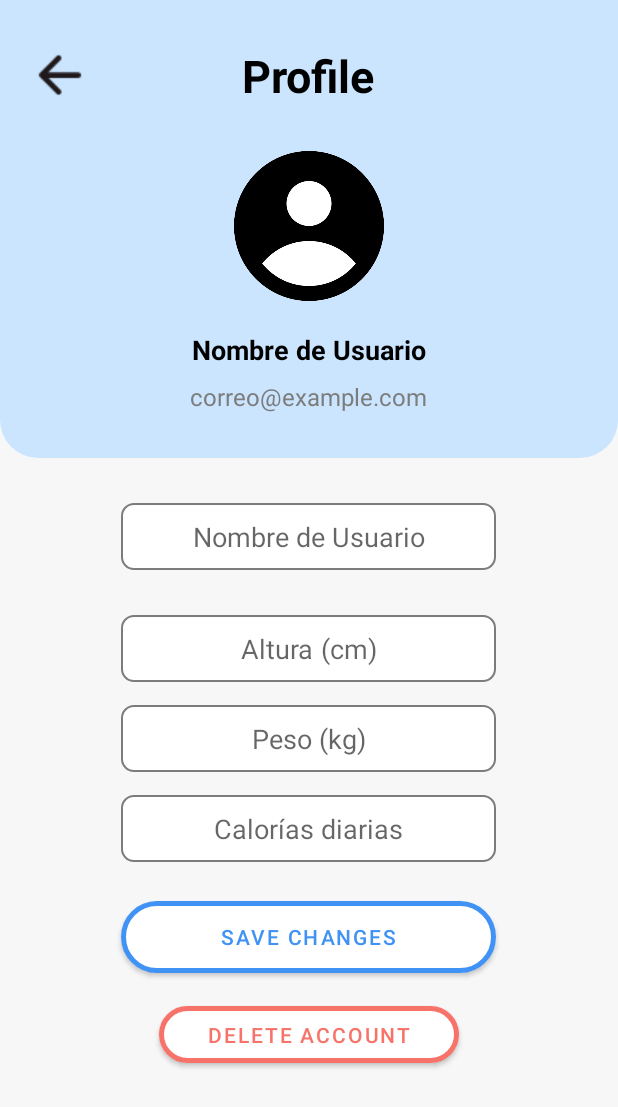
After one commit to Jorge5115/GearFit-Android, an Android app: the SettingsActivity screen opened directly, with no data from a screen before it, on a phone screen of 412 x 824 dp. The commit adds this screen. Shown: the top 1107 px of the screen. Run offline under Robolectric (Android 15) with nearby library versions, the phone set to English and light mode, and no system bars.

Commit message:
Ventana Ajustes

```diff
--- a/app/src/main/AndroidManifest.xml
+++ b/app/src/main/AndroidManifest.xml
@@ -26,6 +26,8 @@
 
         <activity android:name=".RegisterActivity" />
         <activity android:name=".MainActivity" />
+        <activity android:name=".SettingsActivity" />
+
 
     </application>
 
--- a/app/src/main/java/com/example/gearfit_android/RegisterActivity.java
+++ b/app/src/main/java/com/example/gearfit_android/RegisterActivity.java
@@ -45,7 +45,7 @@ public class RegisterActivity extends AppCompatActivity {
                 if (userName.isEmpty() || userEmail.isEmpty() || userPassword.isEmpty()) {
                     Toast.makeText(RegisterActivity.this, "Por favor, completa todos los campos", Toast.LENGTH_SHORT).show();
                 } else {
-                    User newUser = new User(0, userName, userEmail, userPassword);
+                    User newUser = new User(0, userName, userEmail, userPassword, 0, 0, 0);
                     boolean isInserted = dbHelper.addUser(newUser);
 
                     if (isInserted) {
--- /dev/null
+++ b/app/src/main/java/com/example/gearfit_android/SettingsActivity.java
@@ -0,0 +1,57 @@
+package com.example.gearfit_android;
+
+import android.annotation.SuppressLint;
+import android.graphics.Color;
+import android.os.Bundle;
+import android.widget.EditText;
+import android.widget.TextView;
+import android.widget.Toast;
+
+import androidx.appcompat.app.AppCompatActivity;
+
+public class SettingsActivity extends AppCompatActivity {
+
+
+    private int userId;
+
+    private DatabaseHelper dbHelper;
+
+    private TextView usernameTextView;
+    private TextView emailTextView;
+
+    @Override
+    protected void onCreate(Bundle savedInstanceState) {
+        super.onCreate(savedInstanceState);
+        setContentView(R.layout.activity_settings);
+        setupUI();
+
+        // Puedes recibir el userId si es necesario
+        int userId = getIntent().getIntExtra("userId", -1);
+
+        // Inicializar los componentes
+        usernameTextView = findViewById(R.id.usernameTextView);
+        emailTextView = findViewById(R.id.emailTextView);
+
+        // Inicializar DatabaseHelper
+        dbHelper = new DatabaseHelper(this);
+
+        // Cargar los datos del usuario
+        loadUserData(userId);
+    }
+
+    private void loadUserData(int userId) {
+        User user = dbHelper.getUserById(userId); // Obtener el usuario por ID
+        if (user != null) {
+            // Establecer los datos en los EditText
+            usernameTextView.setText(user.getUsername());
+            emailTextView.setText(user.getEmail());
+        } else {
+            Toast.makeText(this, "No se encontró el usuario", Toast.LENGTH_SHORT).show();
+        }
+    }
+
+    private void setupUI() {
+        getWindow().setStatusBarColor(Color.parseColor("#CBE5FF"));
+        getSupportActionBar().hide();
+    }
+}
--- a/app/src/main/res/drawable/card_background.xml
+++ b/app/src/main/res/drawable/card_background.xml
@@ -1,5 +1,6 @@
 <shape xmlns:android="http://schemas.android.com/apk/res/android">
     <corners android:radius="25dp" />
-    <solid android:color="@android:color/white" />
+    <stroke android:width="3dp" android:color="@color/black" />
+    <solid android:color="@android:color/transparent" />
     <elevation android:elevation="4dp" />
 </shape>
--- /dev/null
+++ b/app/src/main/res/drawable/rectangular_settings_text.xml
@@ -0,0 +1,8 @@
+<?xml version="1.0" encoding="utf-8"?>
+<shape xmlns:android="http://schemas.android.com/apk/res/android">
+    <solid android:color="@color/white" /> <!-- Color de fondo -->
+    <corners android:radius="8dp" /> <!-- Bordes redondeados -->
+    <stroke
+        android:width="1dp"
+        android:color="@color/grey" /> <!-- Color y grosor del borde -->
+</shape>
--- a/app/src/main/res/drawable/rounded_background.xml
+++ /dev/null
@@ -1,4 +0,0 @@
-<shape xmlns:android="http://schemas.android.com/apk/res/android">
-    <corners android:radius="16dp" />
-    <solid android:color="#F5F5F5" />
-</shape>
--- a/app/src/main/res/drawable/rounded_icon.xml
+++ b/app/src/main/res/drawable/rounded_icon.xml
@@ -2,5 +2,4 @@
 <shape xmlns:android="http://schemas.android.com/apk/res/android">
     <corners android:radius="100dp" /> <!-- Radio de las esquinas -->
     <solid android:color="#FFFFFF" />
-
 </shape>
--- /dev/null
+++ b/app/src/main/res/drawable/settings_background.xml
@@ -0,0 +1,7 @@
+<?xml version="1.0" encoding="utf-8"?>
+<shape xmlns:android="http://schemas.android.com/apk/res/android">
+    <solid android:color="#CBE5FF" />
+    <corners
+        android:bottomRightRadius="25dp"
+        android:bottomLeftRadius="25dp" />
+</shape>
--- a/app/src/main/res/layout/activity_login.xml
+++ b/app/src/main/res/layout/activity_login.xml
@@ -3,7 +3,7 @@
     xmlns:app="http://schemas.android.com/apk/res-auto"
     android:layout_width="match_parent"
     android:layout_height="match_parent"
-    android:background="#FFFFFF">
+    android:background="@color/light_grey">
 
     <!-- Header Section -->
     <TextView
--- /dev/null
+++ b/app/src/main/res/layout/activity_nutrition.xml
@@ -0,0 +1,6 @@
+<?xml version="1.0" encoding="utf-8"?>
+<androidx.constraintlayout.widget.ConstraintLayout xmlns:android="http://schemas.android.com/apk/res/android"
+             android:layout_width="match_parent"
+             android:layout_height="match_parent">
+
+</androidx.constraintlayout.widget.ConstraintLayout>
--- a/app/src/main/res/layout/activity_register.xml
+++ b/app/src/main/res/layout/activity_register.xml
@@ -3,7 +3,7 @@
     xmlns:app="http://schemas.android.com/apk/res-auto"
     android:layout_width="match_parent"
     android:layout_height="match_parent"
-    android:background="#FFFFFF">
+    android:background="@color/light_grey">
 
     <!-- Header Section -->
     <TextView
--- /dev/null
+++ b/app/src/main/res/layout/activity_settings.xml
@@ -0,0 +1,181 @@
+<RelativeLayout xmlns:android="http://schemas.android.com/apk/res/android"
+    xmlns:app="http://schemas.android.com/apk/res-auto"
+    android:layout_width="match_parent"
+    android:layout_height="match_parent"
+    android:background="@color/light_grey">
+
+    <!-- Contenedor con fondo azul -->
+    <RelativeLayout
+        android:id="@+id/topBackgroundLayout"
+        android:layout_width="match_parent"
+        android:layout_height="wrap_content"
+        android:background="@drawable/settings_background"
+        android:paddingTop="30dp"
+        android:paddingBottom="30dp">
+
+        <!-- Contenedor para la flecha y el título -->
+        <RelativeLayout
+            android:id="@+id/headerLayout"
+            android:layout_width="match_parent"
+            android:layout_height="wrap_content"
+            android:paddingStart="20dp"
+            android:paddingEnd="20dp">
+
+            <!-- Botón de volver atrás -->
+            <ImageView
+                android:id="@+id/backButton"
+                android:layout_width="40dp"
+                android:layout_height="40dp"
+                android:contentDescription="Volver atrás"
+                android:src="@drawable/icon_back_arrow" />
+
+            <!-- Título "Ajustes" -->
+            <TextView
+                android:id="@+id/titleTextView"
+                android:layout_width="wrap_content"
+                android:layout_height="wrap_content"
+                android:layout_centerInParent="true"
+                android:text="Profile"
+                android:textColor="@color/black"
+                android:textSize="30sp"
+                android:textStyle="bold" />
+        </RelativeLayout>
+
+        <!-- Icono de usuario -->
+        <ImageView
+            android:id="@+id/userIcon"
+            android:layout_width="100dp"
+            android:layout_height="100dp"
+            android:layout_below="@id/headerLayout"
+            android:layout_centerHorizontal="true"
+            android:layout_marginTop="30dp"
+            android:background="@drawable/rounded_icon"
+            android:contentDescription="Icono de usuario"
+            android:src="@drawable/icon_person" />
+
+        <!-- Nombre de usuario -->
+        <TextView
+            android:id="@+id/usernameTextView"
+            android:layout_width="wrap_content"
+            android:layout_height="wrap_content"
+            android:layout_below="@id/userIcon"
+            android:layout_centerHorizontal="true"
+            android:layout_marginTop="20dp"
+            android:text="Nombre de Usuario"
+            android:textColor="@color/black"
+            android:textSize="18sp"
+            android:textStyle="bold" />
+
+        <!-- Correo electrónico -->
+        <TextView
+            android:id="@+id/emailTextView"
+            android:layout_width="wrap_content"
+            android:layout_height="wrap_content"
+            android:layout_below="@id/usernameTextView"
+            android:layout_centerHorizontal="true"
+            android:layout_marginTop="8dp"
+            android:text="correo@example.com"
+            android:textColor="@color/grey"
+            android:textSize="16sp" />
+    </RelativeLayout>
+
+    <ScrollView
+        android:layout_width="match_parent"
+        android:layout_height="match_parent"
+        android:layout_below="@id/topBackgroundLayout"
+        android:fillViewport="true"
+        android:scrollbars="none">
+
+        <RelativeLayout
+            android:id="@+id/downBackgroundLayout"
+            android:layout_width="match_parent"
+            android:layout_height="wrap_content"
+            android:layout_marginLeft="50dp"
+            android:layout_marginRight="50dp">
+
+            <!-- Campo para cambiar el nombre de usuario -->
+            <EditText
+                android:id="@+id/editUsername"
+                android:layout_width="250dp"
+                android:layout_height="wrap_content"
+                android:layout_centerHorizontal="true"
+                android:layout_marginTop="30dp"
+                android:background="@drawable/rectangular_settings_text"
+                android:hint="Nombre de Usuario"
+                android:padding="10dp"
+                android:textAlignment="center" />
+
+            <!-- Campo para cambiar la altura -->
+            <EditText
+                android:id="@+id/editHeight"
+                android:layout_width="250dp"
+                android:layout_height="wrap_content"
+                android:layout_below="@id/editUsername"
+                android:layout_centerHorizontal="true"
+                android:layout_marginTop="30dp"
+                android:background="@drawable/rectangular_settings_text"
+                android:hint="Altura (cm)"
+                android:inputType="numberDecimal"
+                android:padding="10dp"
+                android:textAlignment="center" />
+
+            <!-- Campo para cambiar el peso -->
+            <EditText
+                android:id="@+id/editWeight"
+                android:layout_width="250dp"
+                android:layout_height="wrap_content"
+                android:layout_below="@id/editHeight"
+                android:layout_centerHorizontal="true"
+                android:layout_marginTop="15dp"
+                android:background="@drawable/rectangular_settings_text"
+                android:hint="Peso (kg)"
+                android:inputType="numberDecimal"
+                android:padding="10dp"
+                android:textAlignment="center" />
+
+            <!-- Campo para cambiar el objetivo de calorías -->
+            <EditText
+                android:id="@+id/editKcalObjective"
+                android:layout_width="250dp"
+                android:layout_height="wrap_content"
+                android:layout_below="@id/editWeight"
+                android:layout_centerHorizontal="true"
+                android:layout_marginTop="15dp"
+                android:background="@drawable/rectangular_settings_text"
+                android:hint="Calorías diarias"
+                android:inputType="number"
+                android:padding="10dp"
+                android:textAlignment="center" />
+
+            <!-- Botón para guardar cambios -->
+            <com.google.android.material.button.MaterialButton
+                android:id="@+id/saveButton"
+                android:layout_width="250dp"
+                android:layout_height="60dp"
+                android:layout_below="@id/editKcalObjective"
+                android:layout_centerHorizontal="true"
+                android:layout_marginTop="20dp"
+                android:text="SAVE CHANGES"
+                android:textColor="@color/blue"
+                app:backgroundTint="@color/white"
+                app:cornerRadius="25dp"
+                app:strokeColor="@color/blue"
+                app:strokeWidth="3dp" />
+
+            <!-- Botón para eliminar cuenta -->
+            <com.google.android.material.button.MaterialButton
+                android:id="@+id/deleteAccountButton"
+                android:layout_width="200dp"
+                android:layout_height="50dp"
+                android:layout_below="@id/saveButton"
+                android:layout_centerHorizontal="true"
+                android:layout_marginTop="10dp"
+                android:text="DELETE ACCOUNT"
+                android:textColor="#BFF44336"
+                app:backgroundTint="@color/white"
+                app:cornerRadius="25dp"
+                app:strokeColor="#BFF44336"
+                app:strokeWidth="3dp" />
+        </RelativeLayout>
+    </ScrollView>
+</RelativeLayout>
--- a/app/src/main/res/values/colors.xml
+++ b/app/src/main/res/values/colors.xml
@@ -10,4 +10,9 @@
     <color name="greenLogin">#31d37d</color>
     <color name="lightBrown">#e7dacd</color>
     <color name="orange">#d9630a</color>
+    <color name="red">#F44336</color>
+    <color name="blue">#4192f5</color>
+    <color name="light_grey">#f7f7f7</color>
+    <color name="grey">#7C7C7C</color>
+    <color name="dark_grey">#1f191b</color>
 </resources>
```
Also changed, not shown: app/src/main/java/com/example/gearfit_android/DatabaseHelper.java (+47 -23 lines), app/src/main/java/com/example/gearfit_android/MainActivity.java (+53 -13 lines), app/src/main/java/com/example/gearfit_android/User.java (+35 -2 lines), app/src/main/res/layout/activity_main.xml (+75 -18 lines), app/src/main/res/drawable/icon_back_arrow.png (added), app/src/main/res/drawable/training_background.jpg (added), 1 other file.
